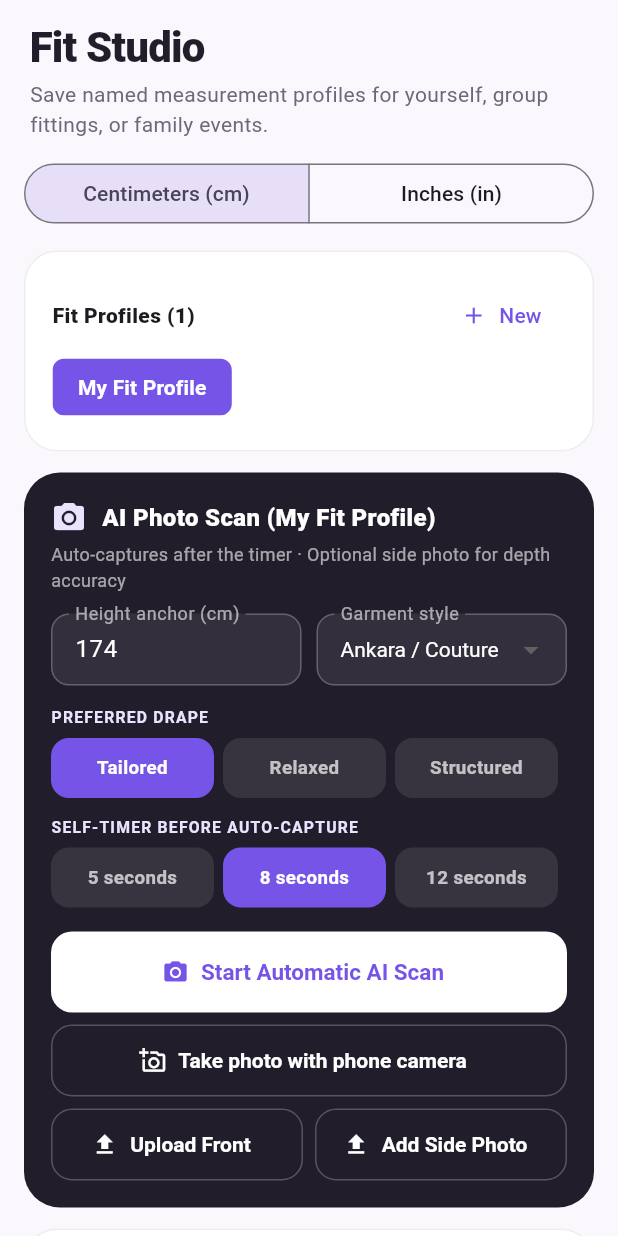
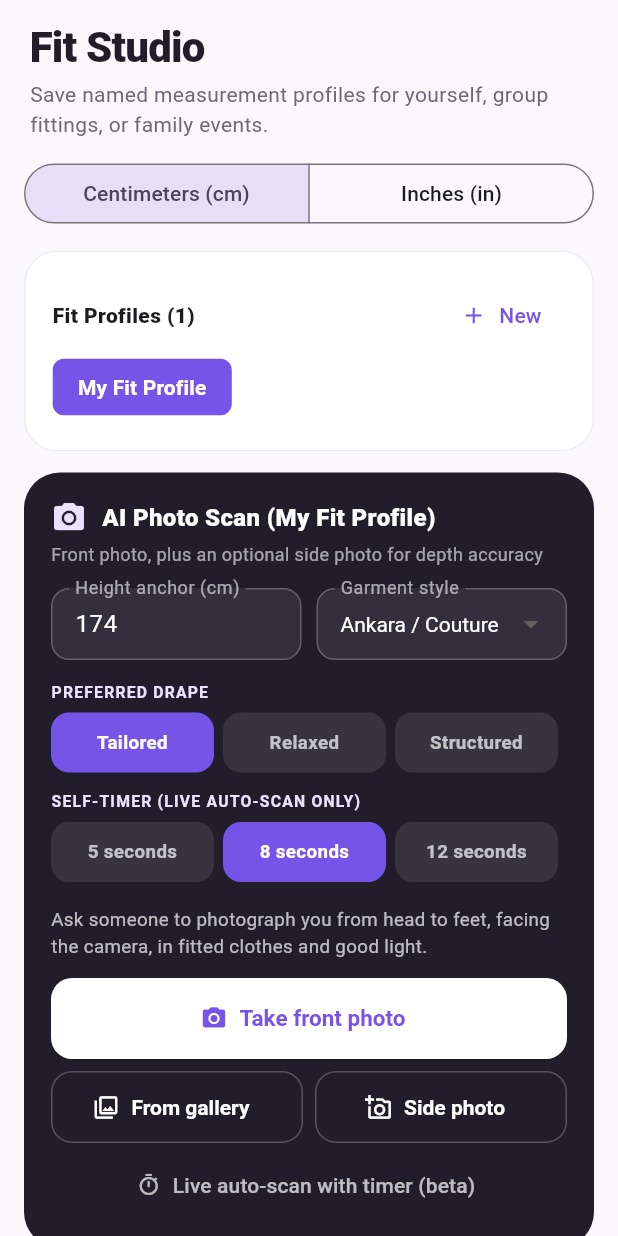
Before and after one commit to raphgm/truefit, a Flutter app: the StudioScreen widget shown alone on an empty page, opened directly, on a phone screen of 412 x 824 dp. Run offline on Flutter 3.47's test engine with Material 3 defaults, Android fonts, the phone set to English and light mode, and no system bars; our stand-ins replace camera, image_picker, material_ui, shared_preferences; accounts and stored records are empty.

Commit message:
Fit Studio: phone camera is the main way to take photos; live scan optional

```diff
--- a/mobile/lib/screens/studio.dart
+++ b/mobile/lib/screens/studio.dart
@@ -45,10 +45,20 @@ class _StudioScreenState extends State<StudioScreen> {
     _extract();
   }
 
+  /// The phone's own camera (works on every phone and browser). Falls back to the gallery on a computer.
+  Future<Uint8List?> _devicePhoto() async {
+    try {
+      final x = await ImagePicker().pickImage(source: ImageSource.camera, preferredCameraDevice: CameraDevice.rear, maxWidth: 1600, imageQuality: 88);
+      return x == null ? null : await x.readAsBytes();
+    } catch (_) {
+      if (mounted) AppScope.of(context).notify('The camera could not open, so choose a photo instead.');
+      return _pick();
+    }
+  }
+
   Future<void> _phoneCameraFront() async {
-    final x = await ImagePicker().pickImage(source: ImageSource.camera, preferredCameraDevice: CameraDevice.front, maxWidth: 1600, imageQuality: 88);
-    if (x == null) return;
-    final b = await x.readAsBytes();
+    final b = await _devicePhoto();
+    if (b == null || !mounted) return;
     setState(() => front = b);
     _extract();
   }
@@ -61,9 +71,7 @@ class _StudioScreenState extends State<StudioScreen> {
   }
 
   Future<void> _addSide({bool camera = false}) async {
-    final b = camera
-        ? await Navigator.push<Uint8List>(context, MaterialPageRoute(builder: (_) => CaptureScreen(seconds: delay, side: true)))
-        : await _pick();
+    final b = camera ? await _devicePhoto() : await _pick();
     if (b == null || !mounted) return;
     setState(() => side = b);
     if (front != null) {
@@ -149,7 +157,7 @@ class _StudioScreenState extends State<StudioScreen> {
             Expanded(child: Text('AI Photo Scan (${p.label})', style: const TextStyle(color: Colors.white, fontWeight: FontWeight.w800, fontSize: 16))),
           ]),
           const SizedBox(height: 4),
-          Text('Auto-captures after the timer · Optional side photo for depth accuracy', style: TextStyle(color: Colors.white.withValues(alpha: 0.6), fontSize: 12)),
+          Text('Front photo, plus an optional side photo for depth accuracy', style: TextStyle(color: Colors.white.withValues(alpha: 0.6), fontSize: 12)),
           const SizedBox(height: 14),
           Row(children: [
             Expanded(child: _darkField(TextField(
@@ -169,20 +177,24 @@ class _StudioScreenState extends State<StudioScreen> {
           _label('Preferred drape'),
           _pills(const ['Tailored', 'Relaxed', 'Structured'], p.fitPreference, (v) { p.fitPreference = v; s.changed(); }),
           const SizedBox(height: 12),
-          _label('Self-timer before auto-capture'),
+          _label('Self-timer (live auto-scan only)'),
           _pills(const ['5 seconds', '8 seconds', '12 seconds'], '$delay seconds', (v) => setState(() => delay = int.parse(v.split(' ').first))),
           const SizedBox(height: 16),
           if (front == null) ...[
+            Text('Ask someone to photograph you from head to feet, facing the camera, in fitted clothes and good light.',
+                style: TextStyle(color: Colors.white.withValues(alpha: 0.7), fontSize: 12.5, height: 1.4)),
+            const SizedBox(height: 12),
             FilledButton.icon(style: FilledButton.styleFrom(minimumSize: const Size.fromHeight(54), backgroundColor: Colors.white, foregroundColor: purple),
-                onPressed: _scan, icon: const Icon(Icons.photo_camera), label: const Text('Start Automatic AI Scan')),
-            const SizedBox(height: 8),
-            _darkButton(Icons.add_a_photo_outlined, 'Take photo with phone camera', _phoneCameraFront),
+                onPressed: _phoneCameraFront, icon: const Icon(Icons.photo_camera), label: const Text('Take front photo')),
             const SizedBox(height: 8),
             Row(children: [
-              Expanded(child: _darkButton(Icons.upload, 'Upload Front', _uploadFront)),
+              Expanded(child: _darkButton(Icons.photo_library_outlined, 'From gallery', _uploadFront)),
               const SizedBox(width: 8),
-              Expanded(child: _darkButton(Icons.upload, side != null ? 'Side Ready' : 'Add Side Photo', () => _addSide())),
+              Expanded(child: _darkButton(Icons.add_a_photo_outlined, side != null ? 'Side ready' : 'Side photo', _sideChoice)),
             ]),
+            const SizedBox(height: 4),
+            Center(child: TextButton.icon(onPressed: _scan, icon: const Icon(Icons.timer_outlined, size: 16, color: Colors.white70),
+                label: const Text('Live auto-scan with timer (beta)', style: TextStyle(color: Colors.white70)))),
           ] else ...[
             Row(children: [
               Expanded(child: _thumb(front!, 'Front', analyzing ? null : () => setState(() => front = null))),
@@ -204,9 +216,9 @@ class _StudioScreenState extends State<StudioScreen> {
             ])),
             const SizedBox(height: 12),
             Row(children: [
-              Expanded(child: _darkButton(Icons.photo_camera, 'Retake Auto Scan', analyzing ? null : _scan)),
+              Expanded(child: _darkButton(Icons.photo_camera, 'Retake front', analyzing ? null : _phoneCameraFront)),
               const SizedBox(width: 8),
-              Expanded(child: _darkButton(Icons.upload, 'Replace Front', analyzing ? null : _uploadFront)),
+              Expanded(child: _darkButton(Icons.photo_library_outlined, 'From gallery', analyzing ? null : _uploadFront)),
             ]),
           ],
           if (a != null) ...[
```
